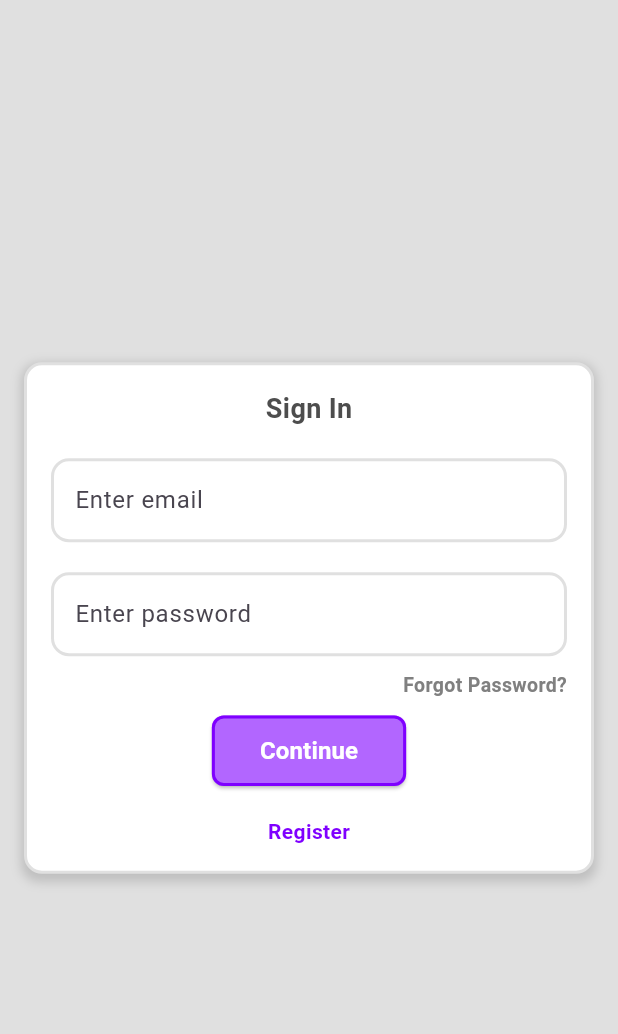
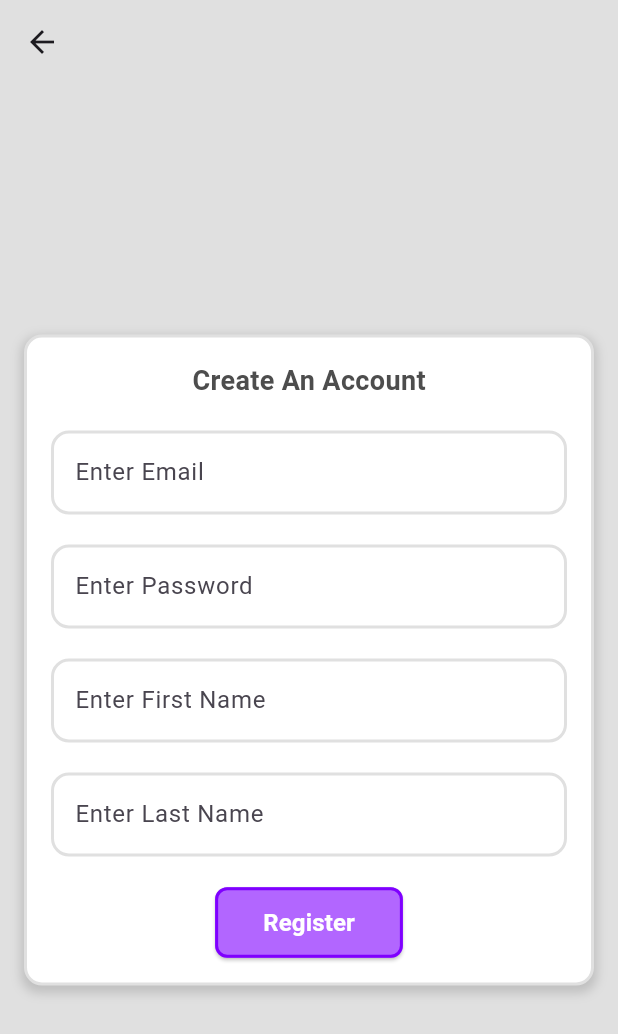
Before and after one commit to Abu-Nabe/NotesApp, a Flutter app: the screen it shows after launch, after a tap on "Register", on a phone screen of 412 x 824 dp. Shown: the top 1034 px of the screen. Run offline on Flutter 3.47's test engine with Material 3 defaults, Android fonts, the light colour scheme and no system bars; our stand-ins replace firebase_auth, firebase_core, flutter_dotenv, intl_phone_number_input; missing offline and left inert: dart:ffi; accounts and stored records are empty.

Commit message:
completing register design

```diff
--- /dev/null
+++ b/lib/authentication_pages/functions/register_type.dart
@@ -0,0 +1,16 @@
+import 'package:aag_group_services/consts/strings/authentication_strings/authentication_strings.dart';
+
+String checkType(String type) {
+  switch (type) {
+    case registerEmail:
+      return 'Enter Email';
+    case registerPassword:
+      return 'Enter Password';
+    case registerFirstName:
+      return 'Enter First Name';
+    case registerLastName:
+      return 'Enter Last Name';
+    default:
+      return 'Enter Input'; // Optional: Handle unknown types
+  }
+}
--- a/lib/authentication_pages/login_controller.dart
+++ b/lib/authentication_pages/login_controller.dart
@@ -1,4 +1,5 @@
 import 'package:aag_group_services/authentication_pages/screens/login_screen.dart';
+import 'package:aag_group_services/authentication_pages/screens/register_screen.dart';
 import 'package:firebase_auth/firebase_auth.dart';
 import 'package:flutter/material.dart';
 
@@ -14,12 +15,15 @@ class LoginControllerState extends State<LoginController> {
 
   static ValueNotifier<bool> loginToggled = ValueNotifier<bool>(false);
   static ValueNotifier<Map<String, dynamic>> authenticationMap = ValueNotifier<Map<String, dynamic>>({});
+  static ValueNotifier<int> screenUpdate = ValueNotifier<int>(1);
 
   @override
   void initState() {
     super.initState();
     loginToggled.addListener(updateValue);
     authenticationMap.addListener(updateValue);
+    screenUpdate.addListener(updateValue);
+
   }
 
   void updateValue(){
@@ -33,12 +37,20 @@ class LoginControllerState extends State<LoginController> {
     // Clean up the controller when the widget is removed from the widget tree
     loginToggled.removeListener(updateValue);
     authenticationMap.removeListener(updateValue);
+    screenUpdate.removeListener(updateValue);
 
     super.dispose();
   }
 
   @override
   Widget build(BuildContext context) {
-    return build_login_screen(context, auth);
+    switch (screenUpdate.value) {
+      case 1:
+        return build_login_screen(context, auth);
+      case 2:
+        return build_register_screen(context, auth);
+      default:
+        return build_login_screen(context, auth);
+    }
   }
 }
--- a/lib/authentication_pages/screens/login_screen.dart
+++ b/lib/authentication_pages/screens/login_screen.dart
@@ -272,7 +272,7 @@ Widget registerLabel(FirebaseAuth auth){
 
   return InkWell(
     onTap: () {
-
+        LoginControllerState.screenUpdate.value = 2;
     },
     child: Text(
       errorText,
--- /dev/null
+++ b/lib/authentication_pages/screens/register_screen.dart
@@ -0,0 +1,204 @@
+import 'dart:ffi';
+
+import 'package:aag_group_services/authentication_pages/login_controller.dart';
+import 'package:aag_group_services/consts/colors.dart';
+import 'package:firebase_auth/firebase_auth.dart';
+import 'package:flutter/cupertino.dart';
+import 'package:flutter/material.dart';
+import 'package:intl_phone_number_input/intl_phone_number_input.dart';
+
+import '../../consts/strings/authentication_strings/authentication_strings.dart';
+import '../../extension/phone_number_simplifier.dart';
+import '../../firebase/phone_verification.dart';
+import '../functions/register_type.dart';
+
+Widget build_register_screen(BuildContext context, FirebaseAuth auth) {
+  final size = MediaQuery.of(context).size;
+
+  return Scaffold(
+    appBar: AppBar(
+      leading: IconButton(
+        icon: const Icon(Icons.arrow_back), // Back arrow icon
+        onPressed: () {
+          LoginControllerState.screenUpdate.value = 1; // Change to the login screen
+        },
+      ),
+      backgroundColor: ShadesOfGrey.grey2, // Set a background color for the AppBar
+    ),
+    body: Container(
+      width: size.width, // Full width
+      height: size.height, // Full height
+      color: ShadesOfGrey.grey2,
+      child: Center(
+        child: Padding(
+          padding: const EdgeInsets.all(16.0), // Add padding around the container
+          child: build_container(context, auth), // Call the container here
+        ),
+      ),
+    ),
+  );
+}
+
+Widget build_container(BuildContext context, FirebaseAuth auth) {
+  Map<String, dynamic> authDetails = LoginControllerState.authenticationMap.value;
+
+  return Align(
+    alignment: Alignment.center, // Center the container horizontally
+    child: Container(
+      padding: const EdgeInsets.all(16.0), // Add padding inside the container
+      decoration: BoxDecoration(
+        color: Colors.white,
+        borderRadius: BorderRadius.circular(12.0), // Add circular border radius
+        border: Border.all(
+          color: ShadesOfGrey.grey2, // Border color
+          width: 2.0, // Border width
+        ),
+        boxShadow: [
+          BoxShadow(
+            color: Colors.grey.withOpacity(0.5), // Color of the shadow
+            spreadRadius: 2, // Spread radius of the shadow
+            blurRadius: 5, // Blur radius of the shadow
+            offset: const Offset(0, 3), // Changes the position of the shadow
+          ),
+        ],
+      ),
+      child: Column(
+        mainAxisSize: MainAxisSize.min, // Adjust the height based on its children
+        crossAxisAlignment: CrossAxisAlignment.center, // Align content to the center
+        children: [
+          containerLabel(),
+          SizedBox(height: 20),
+          inputField(authDetails, registerEmail),
+          const SizedBox(height: 20),
+          inputField(authDetails, registerPassword),
+          const SizedBox(height: 20),
+          inputField(authDetails, registerFirstName),
+          const SizedBox(height: 20),
+          inputField(authDetails, registerLastName),
+          const SizedBox(height: 20),
+          buildRegisterButton(auth, authDetails),
+          if (authDetails[registerError] != null && authDetails[registerError].isNotEmpty)
+            ...[
+              const SizedBox(height: 10),
+              errorLabel(authDetails[registerError]),
+            ],
+        ],
+      ),
+    ),
+  );
+}
+
+Widget containerLabel(){
+  return Text(
+    "Create An Account",
+    style: TextStyle(
+      fontSize: 18, // Font size for the title
+      fontWeight: FontWeight.bold, // Bold text for the title
+      color: ShadesOfBlack.black2,
+    ),
+  );
+}
+
+Widget inputField(Map<String, dynamic> authDetails, String type){
+  String text = checkType(type);
+
+  return TextField(
+    decoration: InputDecoration(
+      labelText: text, // Label for the input field
+      border: OutlineInputBorder(
+        borderRadius: BorderRadius.circular(12.0), // Add circular border radius
+        borderSide: BorderSide(
+          color: ShadesOfGrey.grey2, // Border color
+          width: 2.0, // Border width
+        ),
+      ), // Add a border to the input field
+      enabledBorder: OutlineInputBorder(
+        borderRadius: BorderRadius.circular(12.0),
+        borderSide: BorderSide(
+          color: ShadesOfGrey.grey2, // Border color for the enabled state
+          width: 2.0,
+        ),
+      ),
+      focusedBorder: OutlineInputBorder(
+        borderRadius: BorderRadius.circular(12.0),
+        borderSide: BorderSide(
+          color: ShadesOfPurple.purple2, // Border color when focused
+          width: 2.0,
+        ),
+      ),
+    ),
+    onChanged: (value) {
+      authDetails[type] = value;
+    },
+  );
+}
+
+Widget buildRegisterButton(FirebaseAuth auth, Map<String, dynamic> authDetails) {
+  return ElevatedButton(
+    onPressed: () async {
+      String email = authDetails[registerEmail]; // Assuming registerEmail is defined in your authDetails
+      String password = authDetails[registerPassword]; // Assuming registerPassword is defined in your authDetails
+
+      try {
+        // Create a new user with email and password
+        UserCredential userCredential = await auth.createUserWithEmailAndPassword(
+          email: email,
+          password: password,
+        );
+
+        // User successfully registered
+        // You can navigate to the next screen or show a success message
+      } on FirebaseAuthException catch (e) {
+        // Handle errors here
+        if (e.code == 'weak-password') {
+          print('The password provided is too weak.');
+        } else if (e.code == 'email-already-in-use') {
+          print('The account already exists for that email.');
+        } else {
+          print('Error: ${e.message}');
+        }
+      } catch (e) {
+        print('Error: ${e.toString()}');
+      }
+    },
+    style: ElevatedButton.styleFrom(
+      padding: const EdgeInsets.symmetric(vertical: 12.0, horizontal: 32.0),
+      backgroundColor: ShadesOfPurple.purple3, // Set background color
+      shape: RoundedRectangleBorder(
+        borderRadius: BorderRadius.circular(8.0), // Match button with container radius
+        side: const BorderSide(
+          color: ShadesOfPurple.purple4, // Set border color
+          width: 2.0, // Border width
+        ),
+      ),
+    ),
+    child: const Text(
+      "Register",
+      style: TextStyle(
+        fontSize: 16,
+        color: Colors.white, // Set text color
+        fontWeight: FontWeight.bold,
+      ),
+    ),
+  );
+}
+
+Widget errorLabel(String errorText){
+  Color errorColor = ShadesOfRed.red5;
+
+  return InkWell(
+    onTap: () {
+
+    },
+    child: Text(
+      errorText,
+      style: TextStyle(
+        fontSize: 13,
+        color: errorColor, // Set text color
+        fontWeight: FontWeight.bold,
+      ),
+      overflow: TextOverflow.ellipsis, // Add ellipsis when text overflows
+      maxLines: 1, // Ensure that it stays on one line
+    ),
+  );
+}
--- a/lib/consts/strings/authentication_strings/authentication_strings.dart
+++ b/lib/consts/strings/authentication_strings/authentication_strings.dart
@@ -2,3 +2,9 @@ const numberString = "numberInput";
 const verificationCode = "verificationCode";
 const result = "result";
 const type = "type";
+
+const registerEmail = "rEmail";
+const registerPassword = "rPassword";
+const registerFirstName = "rFirstName";
+const registerLastName = "rLastName";
+const registerError = "rError";
```
Also changed, not shown: lib/firebase/create_account.dart (added, +27 -0 lines).
